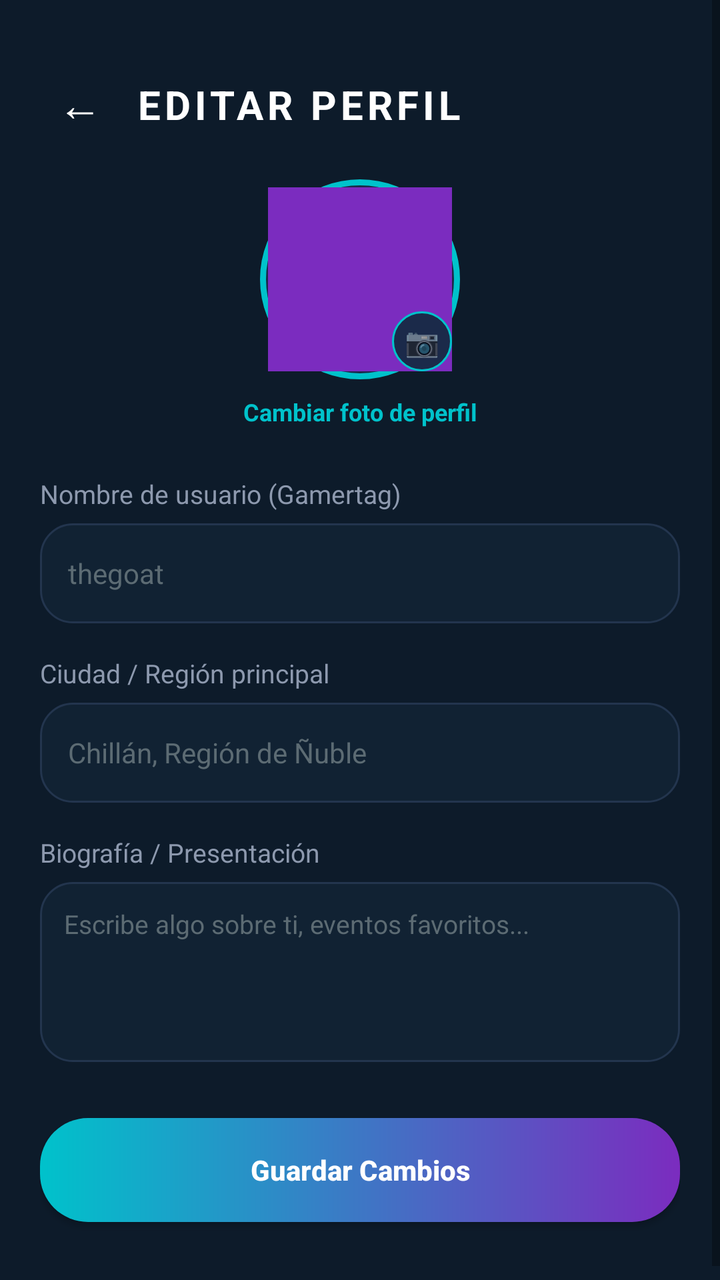
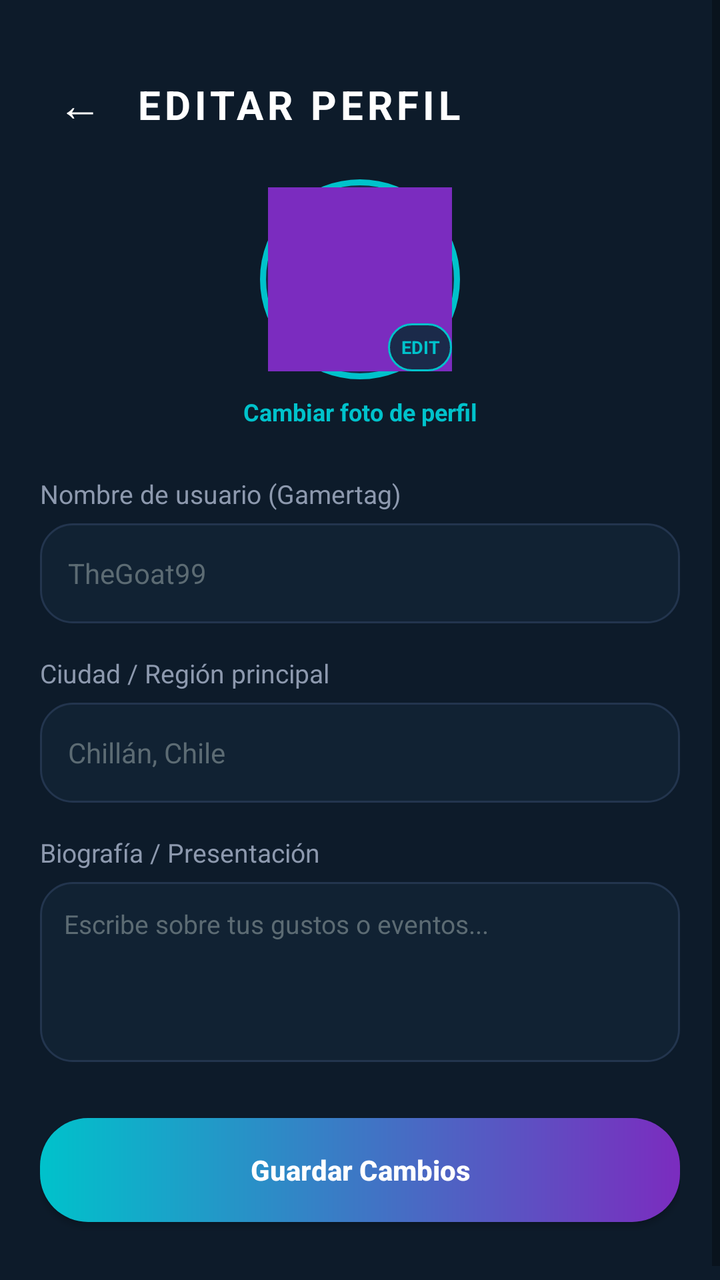

Screens rendered from an Android XML layout before and after an edit, with the pre-edit source and the edit as a unified diff.
<!-- AndroidManifest.xml: application theme Theme.Nexura -->
<!-- res/layout/activity_editar_perfil.xml -->
<?xml version="1.0" encoding="utf-8"?>
<ScrollView xmlns:android="http://schemas.android.com/apk/res/android"
    xmlns:app="http://schemas.android.com/apk/res-auto"
    xmlns:tools="http://schemas.android.com/tools"
    android:layout_width="match_parent"
    android:layout_height="match_parent"
    android:background="@color/bg_dark"
    android:fillViewport="true"
    tools:context=".ui.EditarPerfil">

    <androidx.constraintlayout.widget.ConstraintLayout
        android:layout_width="match_parent"
        android:layout_height="wrap_content"
        android:padding="20dp">

        
        <TextView
            android:id="@+id/btnBackEditProfile"
            android:layout_width="40dp"
            android:layout_height="40dp"
            android:layout_marginTop="12dp"
            android:gravity="center"
            android:text="←"
            android:textColor="@color/text_white"
            android:textSize="22sp"
            app:layout_constraintStart_toStartOf="parent"
            app:layout_constraintTop_toTopOf="parent" />

        <TextView
            android:id="@+id/tvEditProfileTitle"
            android:layout_width="wrap_content"
            android:layout_height="wrap_content"
            android:layout_marginStart="8dp"
            android:letterSpacing="0.1"
            android:text="EDITAR PERFIL"
            android:textColor="@color/text_white"
            android:textSize="20sp"
            android:textStyle="bold"
            app:layout_constraintBottom_toBottomOf="@id/btnBackEditProfile"
            app:layout_constraintStart_toEndOf="@id/btnBackEditProfile"
            app:layout_constraintTop_toTopOf="@id/btnBackEditProfile" />

        
        <FrameLayout
            android:id="@+id/frameEditAvatar"
            android:layout_width="100dp"
            android:layout_height="100dp"
            android:layout_marginTop="24dp"
            android:background="@drawable/avatar"
            android:padding="4dp"
            app:layout_constraintEnd_toEndOf="parent"
            app:layout_constraintStart_toStartOf="parent"
            app:layout_constraintTop_toBottomOf="@id/tvEditProfileTitle">

            <ImageView
                android:id="@+id/ivEditAvatar"
                android:layout_width="match_parent"
                android:layout_height="match_parent"
                android:background="@color/electric_purple"
                android:scaleType="centerCrop" />

            <TextView
                android:layout_width="30dp"
                android:layout_height="30dp"
                android:layout_gravity="bottom|end"
                android:background="@drawable/categoria"
                android:gravity="center"
                android:text="📷"
                android:textSize="14sp" />
        </FrameLayout>

        <TextView
            android:id="@+id/btnChangePhotoText"
            android:layout_width="wrap_content"
            android:layout_height="wrap_content"
            android:layout_marginTop="8dp"
            android:text="Cambiar foto de perfil"
            android:textColor="@color/neon_cyan"
            android:textSize="12sp"
            android:textStyle="bold"
            app:layout_constraintEnd_toEndOf="parent"
            app:layout_constraintStart_toStartOf="parent"
            app:layout_constraintTop_toBottomOf="@id/frameEditAvatar" />

        
        <TextView
            android:id="@+id/lblEditUsername"
            android:layout_width="wrap_content"
            android:layout_height="wrap_content"
            android:layout_marginTop="24dp"
            android:text="Nombre de usuario (Gamertag)"
            android:textColor="@color/text_gray"
            android:textSize="13sp"
            app:layout_constraintStart_toStartOf="parent"
            app:layout_constraintTop_toBottomOf="@id/btnChangePhotoText" />

        <EditText
            android:id="@+id/etEditUsername"
            android:layout_width="0dp"
            android:layout_height="50dp"
            android:layout_marginTop="6dp"
            android:background="@drawable/input"
            android:hint="thegoat"
            android:paddingHorizontal="14dp"
            android:textColor="@color/text_white"
            android:textColorHint="@color/text_hint"
            android:textSize="14sp"
            app:layout_constraintEnd_toEndOf="parent"
            app:layout_constraintStart_toStartOf="parent"
            app:layout_constraintTop_toBottomOf="@id/lblEditUsername" />

        
        <TextView
            android:id="@+id/lblEditCity"
            android:layout_width="wrap_content"
            android:layout_height="wrap_content"
            android:layout_marginTop="16dp"
            android:text="Ciudad / Región principal"
            android:textColor="@color/text_gray"
            android:textSize="13sp"
            app:layout_constraintStart_toStartOf="parent"
            app:layout_constraintTop_toBottomOf="@id/etEditUsername" />

        <EditText
            android:id="@+id/etEditCity"
            android:layout_width="0dp"
            android:layout_height="50dp"
            android:layout_marginTop="6dp"
            android:background="@drawable/input"
            android:hint="Chillán, Región de Ñuble"
            android:paddingHorizontal="14dp"
            android:textColor="@color/text_white"
            android:textColorHint="@color/text_hint"
            android:textSize="14sp"
            app:layout_constraintEnd_toEndOf="parent"
            app:layout_constraintStart_toStartOf="parent"
            app:layout_constraintTop_toBottomOf="@id/lblEditCity" />

        
        <TextView
            android:id="@+id/lblEditBio"
            android:layout_width="wrap_content"
            android:layout_height="wrap_content"
            android:layout_marginTop="16dp"
            android:text="Biografía / Presentación"
            android:textColor="@color/text_gray"
            android:textSize="13sp"
            app:layout_constraintStart_toStartOf="parent"
            app:layout_constraintTop_toBottomOf="@id/etEditCity" />

        <EditText
            android:id="@+id/etEditBio"
            android:layout_width="0dp"
            android:layout_height="90dp"
            android:layout_marginTop="6dp"
            android:background="@drawable/input"
            android:gravity="top"
            android:hint="Escribe algo sobre ti, eventos favoritos..."
            android:inputType="textMultiLine"
            android:padding="12dp"
            android:textColor="@color/text_white"
            android:textColorHint="@color/text_hint"
            android:textSize="13sp"
            app:layout_constraintEnd_toEndOf="parent"
            app:layout_constraintStart_toStartOf="parent"
            app:layout_constraintTop_toBottomOf="@id/lblEditBio" />

        
        <androidx.appcompat.widget.AppCompatButton
            android:id="@+id/btnSaveProfile"
            android:layout_width="0dp"
            android:layout_height="52dp"
            android:layout_marginTop="28dp"
            android:layout_marginBottom="16dp"
            android:background="@drawable/boton_gradiante"
            android:text="Guardar Cambios"
            android:textAllCaps="false"
            android:textColor="@color/text_white"
            android:textSize="14sp"
            android:textStyle="bold"
            app:layout_constraintBottom_toBottomOf="parent"
            app:layout_constraintEnd_toEndOf="parent"
            app:layout_constraintStart_toStartOf="parent"
            app:layout_constraintTop_toBottomOf="@id/etEditBio" />

    </androidx.constraintlayout.widget.ConstraintLayout>
</ScrollView>
<!-- resources referenced by this layout -->
<resources>
  <color name="bg_dark">#0D1B2A</color>
  <color name="electric_purple">#7B2CBF</color>
  <color name="neon_cyan">#00C2CB</color>
  <color name="text_gray">#8D99AE</color>
  <color name="text_hint">#5C6B73</color>
  <color name="text_white">#FFFFFF</color>
  <!-- drawable avatar (drawable) -->
  <?xml version="1.0" encoding="utf-8"?>
  <shape xmlns:android="http://schemas.android.com/apk/res/android"
      android:shape="oval">
      <solid android:color="@color/surface_card" />
      <stroke android:width="3dp" android:color="@color/neon_cyan" />
  </shape>
  <!-- drawable boton_gradiante (drawable) -->
  <?xml version="1.0" encoding="utf-8"?>
  <shape xmlns:android="http://schemas.android.com/apk/res/android"
      android:shape="rectangle">
      <gradient
          android:startColor="#00C2CB"
          android:endColor="#7B2CBF"
          android:angle="0" />
      <corners android:radius="24dp" />
  </shape>
  <!-- drawable categoria (drawable) -->
  <?xml version="1.0" encoding="utf-8"?>
  <shape xmlns:android="http://schemas.android.com/apk/res/android"
      android:shape="rectangle">
      <solid android:color="@color/surface_card" />
      <stroke android:width="1dp" android:color="@color/neon_cyan" />
      <corners android:radius="16dp" />
  </shape>
  <!-- drawable input (drawable) -->
  <?xml version="1.0" encoding="utf-8"?>
  <shape xmlns:android="http://schemas.android.com/apk/res/android"
      android:shape="rectangle">
      <solid android:color="@color/input_bg" />
      <stroke
          android:width="1dp"
          android:color="#23354E" />
      <corners android:radius="16dp" />
  </shape>
  <style name="Theme.Nexura" parent="Theme.MaterialComponents.DayNight.DarkActionBar">
          
          <item name="colorPrimary">@color/purple_500</item>
          <item name="colorPrimaryVariant">@color/purple_700</item>
          <item name="colorOnPrimary">@color/white</item>
          
          <item name="colorSecondary">@color/teal_200</item>
          <item name="colorSecondaryVariant">@color/teal_700</item>
          <item name="colorOnSecondary">@color/black</item>
          
          <item name="android:statusBarColor">?attr/colorPrimaryVariant</item>
          
      </style>
  <color name="surface_card">#1B2A4A</color>
  <color name="input_bg">#112233</color>
  <color name="purple_500">#FF6200EE</color>
  <color name="purple_700">#FF3700B3</color>
  <color name="white">#FFFFFFFF</color>
  <color name="teal_200">#FF03DAC5</color>
  <color name="teal_700">#FF018786</color>
  <color name="black">#FF000000</color>
</resources>

<!-- the commit's change to res/layout/activity_editar_perfil.xml (unified diff, before → after) -->
@@ -13,7 +13,6 @@
         android:layout_height="wrap_content"
         android:padding="20dp">
 
-        
         <TextView
             android:id="@+id/btnBackEditProfile"
             android:layout_width="40dp"
@@ -40,7 +39,6 @@
             app:layout_constraintStart_toEndOf="@id/btnBackEditProfile"
             app:layout_constraintTop_toTopOf="@id/btnBackEditProfile" />
 
-        
         <FrameLayout
             android:id="@+id/frameEditAvatar"
             android:layout_width="100dp"
@@ -60,13 +58,15 @@
                 android:scaleType="centerCrop" />
 
             <TextView
-                android:layout_width="30dp"
-                android:layout_height="30dp"
+                android:layout_width="32dp"
+                android:layout_height="24dp"
                 android:layout_gravity="bottom|end"
                 android:background="@drawable/categoria"
                 android:gravity="center"
-                android:text="📷"
-                android:textSize="14sp" />
+                android:text="EDIT"
+                android:textColor="@color/neon_cyan"
+                android:textSize="9sp"
+                android:textStyle="bold" />
         </FrameLayout>
 
         <TextView
@@ -82,7 +82,6 @@
             app:layout_constraintStart_toStartOf="parent"
             app:layout_constraintTop_toBottomOf="@id/frameEditAvatar" />
 
-        
         <TextView
             android:id="@+id/lblEditUsername"
             android:layout_width="wrap_content"
@@ -95,12 +94,12 @@
             app:layout_constraintTop_toBottomOf="@id/btnChangePhotoText" />
 
         <EditText
-            android:id="@+id/etEditUsername"
+            android:id="@+id/etEditGamertag"
             android:layout_width="0dp"
             android:layout_height="50dp"
             android:layout_marginTop="6dp"
             android:background="@drawable/input"
-            android:hint="thegoat"
+            android:hint="TheGoat99"
             android:paddingHorizontal="14dp"
             android:textColor="@color/text_white"
             android:textColorHint="@color/text_hint"
@@ -109,7 +108,6 @@
             app:layout_constraintStart_toStartOf="parent"
             app:layout_constraintTop_toBottomOf="@id/lblEditUsername" />
 
-        
         <TextView
             android:id="@+id/lblEditCity"
             android:layout_width="wrap_content"
@@ -119,7 +117,7 @@
             android:textColor="@color/text_gray"
             android:textSize="13sp"
             app:layout_constraintStart_toStartOf="parent"
-            app:layout_constraintTop_toBottomOf="@id/etEditUsername" />
+            app:layout_constraintTop_toBottomOf="@id/etEditGamertag" />
 
         <EditText
             android:id="@+id/etEditCity"
@@ -127,7 +125,7 @@
             android:layout_height="50dp"
             android:layout_marginTop="6dp"
             android:background="@drawable/input"
-            android:hint="Chillán, Región de Ñuble"
+            android:hint="Chillán, Chile"
             android:paddingHorizontal="14dp"
             android:textColor="@color/text_white"
             android:textColorHint="@color/text_hint"
@@ -136,7 +134,6 @@
             app:layout_constraintStart_toStartOf="parent"
             app:layout_constraintTop_toBottomOf="@id/lblEditCity" />
 
-        
         <TextView
             android:id="@+id/lblEditBio"
             android:layout_width="wrap_content"
@@ -155,7 +152,7 @@
             android:layout_marginTop="6dp"
             android:background="@drawable/input"
             android:gravity="top"
-            android:hint="Escribe algo sobre ti, eventos favoritos..."
+            android:hint="Escribe sobre tus gustos o eventos..."
             android:inputType="textMultiLine"
             android:padding="12dp"
             android:textColor="@color/text_white"
@@ -165,7 +162,6 @@
             app:layout_constraintStart_toStartOf="parent"
             app:layout_constraintTop_toBottomOf="@id/lblEditBio" />
 
-        
         <androidx.appcompat.widget.AppCompatButton
             android:id="@+id/btnSaveProfile"
             android:layout_width="0dp"
